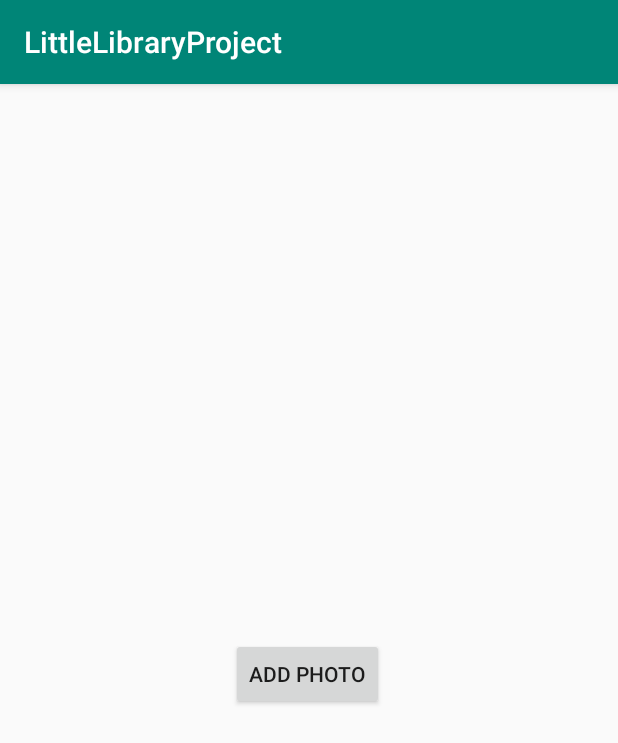
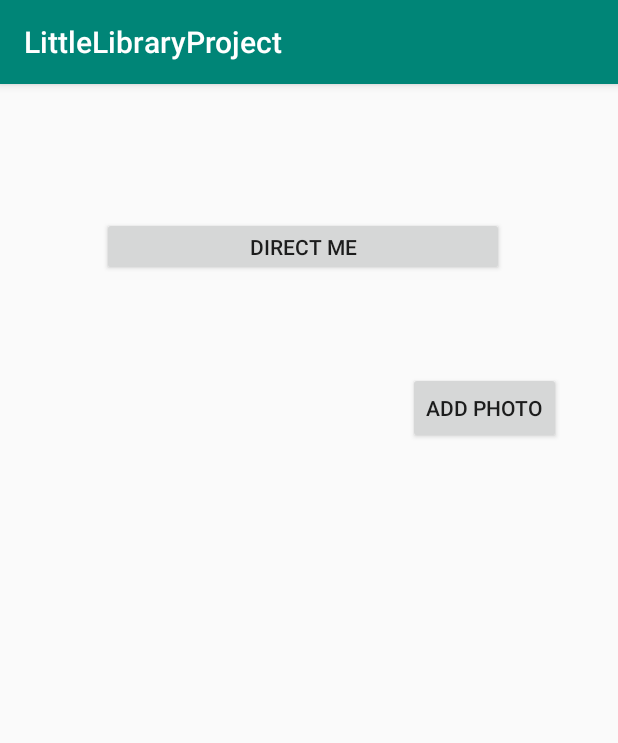
Before and after one commit to Corb3t/Little-Library-Android-Project, an Android app: the LibraryActivity screen opened directly, with no data from a screen before it, on a phone screen of 412 x 824 dp. Shown: the top 743 px of the screen. Run offline under Robolectric (Android 15) with nearby library versions, the phone set to English and light mode, and no system bars.

Commit message:
Updated the library page w/ buttons, id, imageView

```diff
--- a/app/src/main/java/com/example/littlelibraryproject/LibraryActivity.java
+++ b/app/src/main/java/com/example/littlelibraryproject/LibraryActivity.java
@@ -16,7 +16,7 @@ public class LibraryActivity extends AppCompatActivity {
         super.onCreate(savedInstanceState);
         setContentView(R.layout.activity_library);
 
-        button = (Button) findViewById(R.id.button5);
+        button = (Button) findViewById(R.id.buttonAddPhoto);
         button.setOnClickListener(new View.OnClickListener(){
             @Override
             public void onClick(View v) {
--- a/app/src/main/res/layout/activity_library.xml
+++ b/app/src/main/res/layout/activity_library.xml
@@ -7,12 +7,32 @@
     tools:context=".LibraryActivity">
 
     <Button
-        android:id="@+id/button5"
+        android:id="@+id/buttonAddPhoto"
         android:layout_width="wrap_content"
         android:layout_height="wrap_content"
-        android:layout_marginStart="154dp"
-        android:layout_marginTop="369dp"
+        android:layout_marginStart="272dp"
+        android:layout_marginTop="192dp"
         android:text="Add Photo"
         app:layout_constraintStart_toStartOf="parent"
         app:layout_constraintTop_toTopOf="parent" />
+
+    <Button
+        android:id="@+id/buttonWalkingDirections"
+        android:layout_width="268dp"
+        android:layout_height="39dp"
+        android:layout_marginStart="68dp"
+        android:layout_marginBottom="640dp"
+        android:text="Direct Me"
+        app:layout_constraintBottom_toBottomOf="parent"
+        app:layout_constraintStart_toStartOf="parent" />
+
+    <ImageView
+        android:id="@+id/imageViewLibrary"
+        android:layout_width="187dp"
+        android:layout_height="165dp"
+        android:layout_marginTop="133dp"
+        android:layout_marginEnd="48dp"
+        app:layout_constraintEnd_toStartOf="@+id/buttonAddPhoto"
+        app:layout_constraintTop_toTopOf="parent"
+        tools:srcCompat="@tools:sample/backgrounds/scenic[1]" />
 </androidx.constraintlayout.widget.ConstraintLayout>
```
Also changed, not shown: app/src/main/java/com/example/littlelibraryproject/AddCommentActivity.java (+7 -1 lines).
